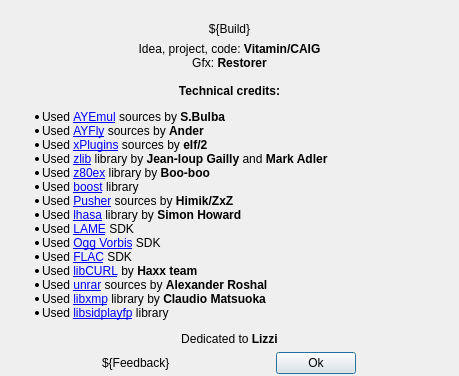
Qt form apps/zxtune-qt/ui/informational/aboutdialog.ui (vitamin-caig/zxtune) before a commit.
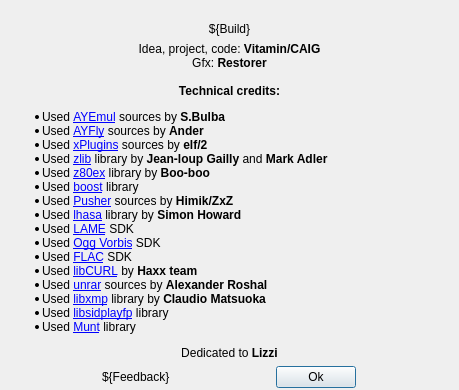
The same form after that commit. Icons and pictures are not drawn.

```diff
--- a/apps/zxtune-qt/ui/informational/aboutdialog.ui
+++ b/apps/zxtune-qt/ui/informational/aboutdialog.ui
@@ -86,6 +86,7 @@
 &lt;li&gt;Used &lt;a href=&quot;http://rarlab.com&quot;&gt;unrar&lt;/a&gt; sources by &lt;b&gt;Alexander Roshal&lt;/b&gt;&lt;/li&gt;
 &lt;li&gt;Used &lt;a href=&quot;https://github.com/cmatsuoka/libxmp&quot;&gt;libxmp&lt;/a&gt; library by &lt;b&gt;Claudio Matsuoka&lt;/b&gt;&lt;/li&gt;
 &lt;li&gt;Used &lt;a href=&quot;http://sidplay-residfp.sourceforge.net&quot;&gt;libsidplayfp&lt;/a&gt; library&lt;/li&gt;
+&lt;li&gt;Used &lt;a href=&quot;http://munt.sourceforge.net/&quot;&gt;Munt&lt;/a&gt; library&lt;/li&gt;
 &lt;/ul&gt;
 
 &lt;center&gt;Dedicated to &lt;b&gt;Lizzi&lt;/b&gt;&lt;/center&gt;
```
